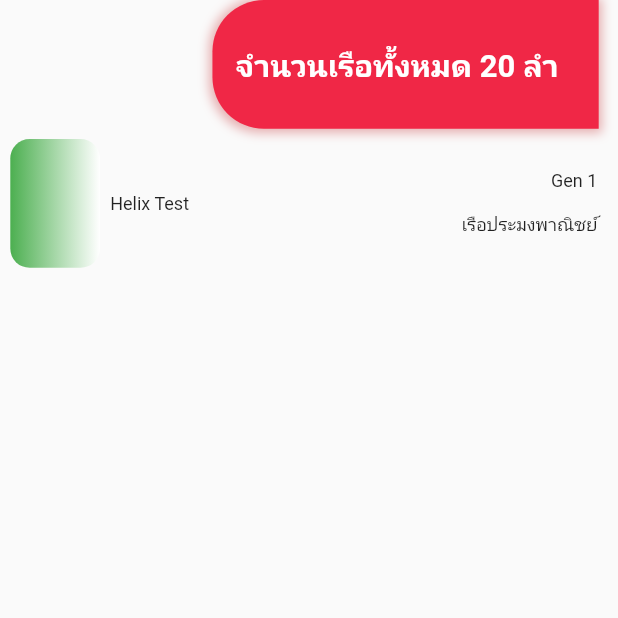
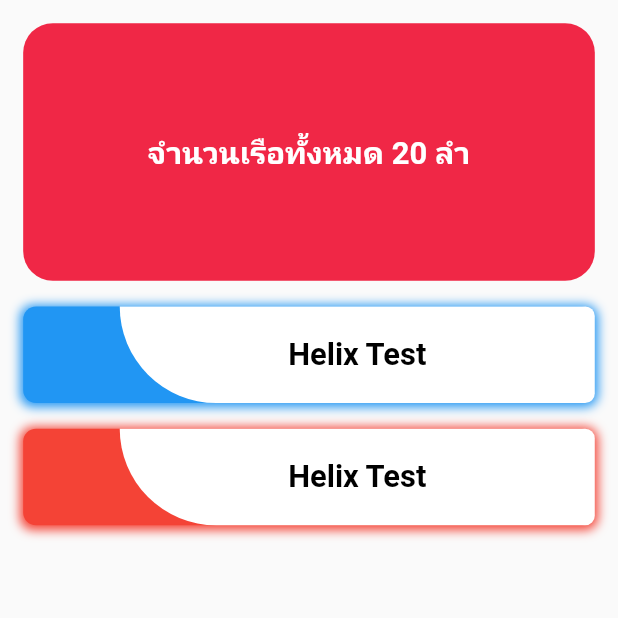
Before and after one commit to etnecadev/etneca-link, a Flutter app: the SecondPage screen opened by its route, on a phone screen of 412 x 824 dp, the top half of it. Run offline on Flutter 3.47's test engine with Material 2 defaults, Android fonts, the phone set to English and light mode, and no system bars; our stand-ins replace adaptive_theme, carousel_slider, contained_tab_bar_view, dot_navigation_bar, expandable, flutter_staggered_animations and 2 more.

Commit message:
list view

```diff
--- a/lib/src/component/scaffold/ScaffoldWidget.dart
+++ b/lib/src/component/scaffold/ScaffoldWidget.dart
@@ -25,9 +25,6 @@ class ScaffoldWidget extends StatelessWidget {
           ),
         ),
         title: title,
-        actions: [
-
-        ],
       ),
       // drawer: Drawer(
       //   // Add a ListView to the drawer. This ensures the user can scroll
--- a/lib/src/page/shipPage.dart
+++ b/lib/src/page/shipPage.dart
@@ -9,48 +9,42 @@ class SecondPage extends StatefulWidget {
   _SecondPageState createState() => _SecondPageState();
 }
 
-_Card() {
-  return Container(
-    margin: EdgeInsets.all(8),
-    height: 100,
+_Card(color) {
+  return GestureDetector(
+    onTap: () {
+      print("hi");
+    },
     child: Container(
+      margin: EdgeInsets.only(top: 20),
+      height: 75,
       decoration: BoxDecoration(
-        borderRadius: BorderRadius.circular(15),
+        color: color,
+        borderRadius: BorderRadius.all(Radius.circular(10)),
+        boxShadow: [
+          BoxShadow(
+            color: color,
+            spreadRadius: 2,
+            blurRadius: 6,
+            offset: Offset(0, 1), // changes position of shadow
           ),
-      child: Row(
-        children: [
-          Flexible(
-              flex: 3,
-              child: Container(
-                decoration: BoxDecoration(
-              gradient: LinearGradient(
-              begin: Alignment.centerLeft,
-              end: Alignment.centerRight,
-              colors: [
-                Colors.green,
-                Colors.white,
         ],
       ),
-        borderRadius: BorderRadius.circular(15),
+      child: Container(
+        margin: EdgeInsets.only(left: 75),
+        decoration: BoxDecoration(
+          color: Colors.white,
+          borderRadius: BorderRadius.only(
+              bottomLeft: Radius.circular(100),
+              bottomRight: Radius.circular(10),
+              topRight: Radius.circular(10)),
         ),
-              )),
-          Flexible(
-              flex: 17,
-              child: Container(
-                padding: EdgeInsets.all(8),
-                child: Row(
-                  mainAxisAlignment: MainAxisAlignment.spaceBetween,
-                  children: [
-                    Text("Helix Test"),
-                    Column(
-                      crossAxisAlignment: CrossAxisAlignment.end,
-                      mainAxisAlignment: MainAxisAlignment.spaceEvenly,
-                      children: [Text("Gen 1"), Text("เรือประมงพาณิชย์")],
-                    )
-                  ],
+        child: Center(
+          child: Text(
+            "Helix Test",
+            style: TextStyle(
+                color: Colors.black, fontSize: 24, fontWeight: FontWeight.w700),
           ),
-              ))
-        ],
+        ),
       ),
     ),
   );
@@ -60,54 +54,34 @@ class _SecondPageState extends State<SecondPage> {
   @override
   Widget build(BuildContext context) {
     return Scaffold(
-      body: Column(
-        children: [
-          Align(
-            alignment: Alignment.centerRight,
-            child: Container(
-              margin: EdgeInsets.symmetric(horizontal: 15),
-              decoration: BoxDecoration(
-                borderRadius: BorderRadius.only(
-                  bottomLeft: Radius.circular(40),
-                  topLeft: Radius.circular(40),
-                ),
-                color: Color.fromRGBO(240, 39, 70, 1),
-                boxShadow: [
-                  BoxShadow(
-                    color: AppTheme.light.shadowColor,
-                    spreadRadius: 2,
-                    blurRadius: 6,
-                    offset: Offset(0, 1), // changes position of shadow
-                  ),
-                ],
-              ),
-              width: 300,
-              height: 100,
-              child: Row(
+      body: Container(
+        padding: EdgeInsets.all(18),
+        child: Column(
           children: [
             Container(
-                    margin: EdgeInsets.only(left: 18),
+                decoration: BoxDecoration(
+                  borderRadius: BorderRadius.all(Radius.circular(23)),
+                  color: AppTheme.light.primaryColor,
+                ),
+                width: double.infinity,
+                height: 200,
                 child: Center(
                   child: Text(
                     "จำนวนเรือทั้งหมด 20 ลำ",
                     style: TextStyle(
-                            color: Color.fromRGBO(255, 255, 255, 1),
+                        color: Colors.white,
                         fontSize: 24,
                         fontWeight: FontWeight.w700),
                   ),
-                    ),
-                  ),
-                ],
-              ),
-            ),
-          ),
+                )),
             Flexible(
               child: ListView(
-              children: <Widget>[_Card()],
+                children: <Widget>[_Card(Colors.blue), _Card(Colors.red)],
               ),
             )
           ],
         ),
+      ),
     );
   }
 }
```
Also changed, not shown: pubspec.lock. Lines whose indentation alone changed are shown as unchanged.
